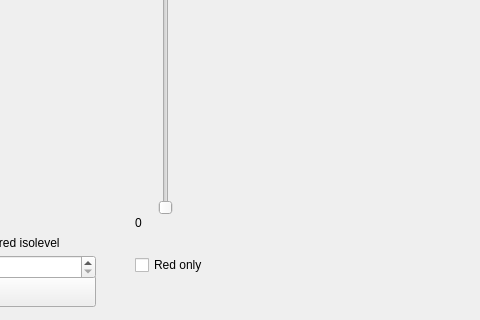
Qt form forms/mainwindow.ui (chloesnyder/CIS497) before a commit; both pictures show x 715 to 1195 and y 344 to 664 of the 1431 by 664 pixel window.
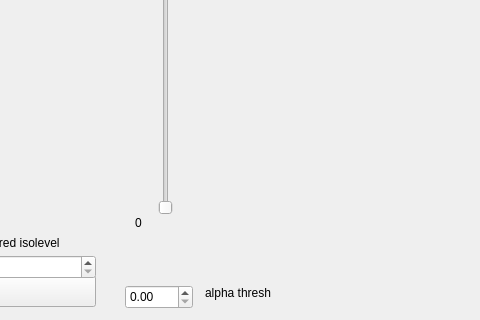
The same form after that commit. Custom widgets are drawn as their Qt base class.

The edit to the form file:
```diff
--- a/forms/mainwindow.ui
+++ b/forms/mainwindow.ui
@@ -210,17 +210,27 @@
      <set>Qt::AlignCenter</set>
     </property>
    </widget>
-   <widget class="QCheckBox" name="redcheckbox">
+   <widget class="QDoubleSpinBox" name="alphathresh">
     <property name="geometry">
      <rect>
-      <x>850</x>
-      <y>580</y>
-      <width>131</width>
-      <height>20</height>
+      <x>840</x>
+      <y>610</y>
+      <width>68</width>
+      <height>24</height>
+     </rect>
+    </property>
+   </widget>
+   <widget class="QLabel" name="label_5">
+    <property name="geometry">
+     <rect>
+      <x>920</x>
+      <y>610</y>
+      <width>151</width>
+      <height>16</height>
      </rect>
     </property>
     <property name="text">
-     <string>Red only</string>
+     <string>alpha thresh</string>
     </property>
    </widget>
   </widget>
```
Left out of the diff: 35 changed lines with no effect on the pictures.
